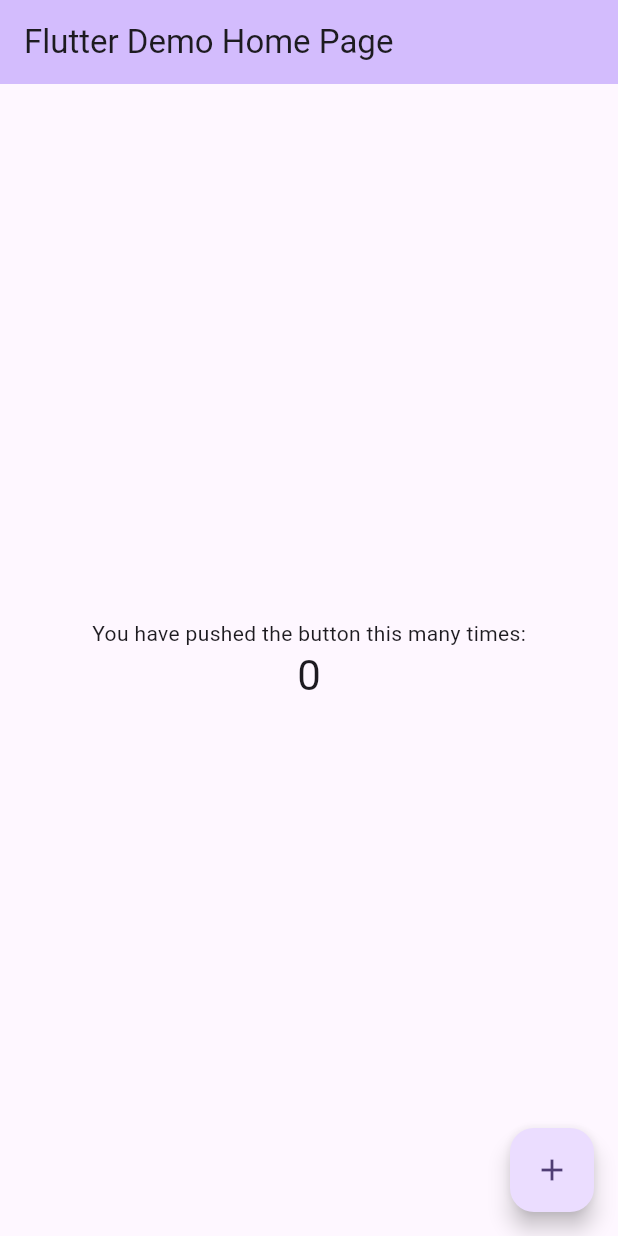
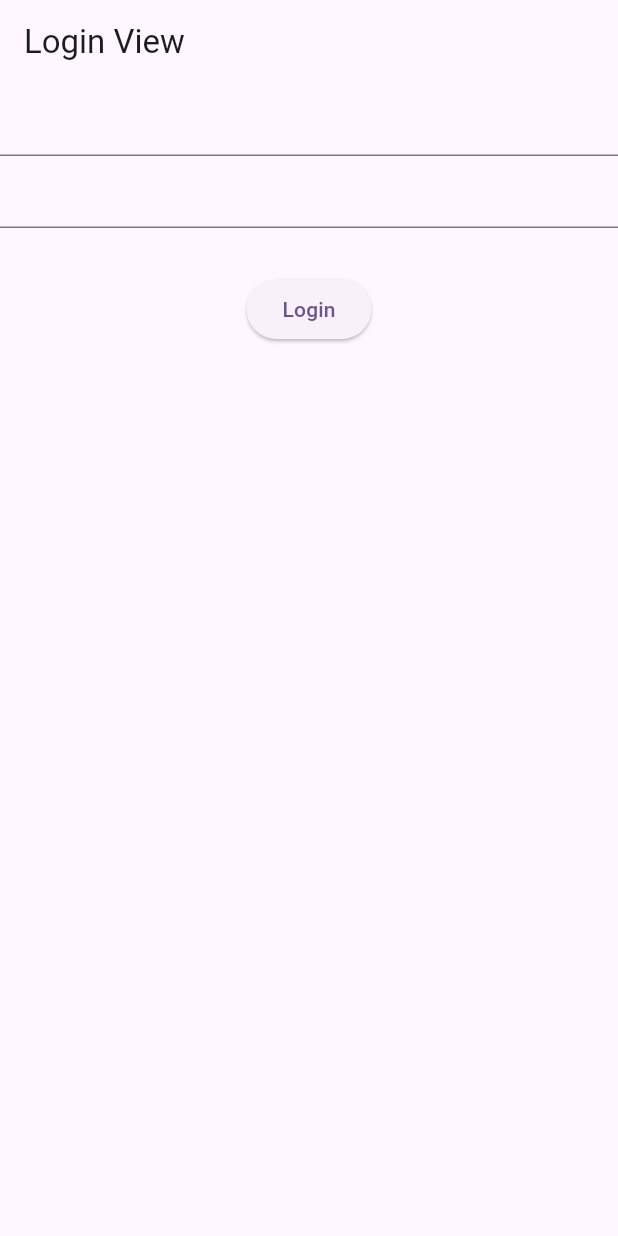
Before and after one commit to MuhammadAliKust/Flutter-B4-V2-API, a Flutter app: the screen it shows after launch, on a phone screen of 412 x 824 dp. Run offline on Flutter 3.47's test engine with Material 3 defaults, Android fonts, the phone set to English and light mode, and no system bars; accounts and stored records are empty.

Commit message:
Login, SignUp, Profile Done

```diff
--- a/lib/main.dart
+++ b/lib/main.dart
@@ -1,7 +1,13 @@
 import 'package:flutter/material.dart';
+import 'package:flutter_b4_v2/providers/user.dart';
+import 'package:flutter_b4_v2/views/login.dart';
+import 'package:flutter_b4_v2/views/register.dart';
+import 'package:provider/provider.dart';
 
 void main() {
-  runApp(const MyApp());
+  runApp(MultiProvider(
+      providers: [ChangeNotifierProvider(create: (context) => UserProvider())],
+      child: const MyApp()));
 }
 
 class MyApp extends StatelessWidget {
@@ -31,7 +37,7 @@ class MyApp extends StatelessWidget {
         colorScheme: ColorScheme.fromSeed(seedColor: Colors.deepPurple),
         useMaterial3: true,
       ),
-      home: const MyHomePage(title: 'Flutter Demo Home Page'),
+      home: LoginView(),
     );
   }
 }
--- /dev/null
+++ b/lib/models/user.dart
@@ -0,0 +1,53 @@
+// To parse this JSON data, do
+//
+//     final userModel = userModelFromJson(jsonString);
+
+import 'dart:convert';
+
+UserModel userModelFromJson(String str) => UserModel.fromJson(json.decode(str));
+
+String userModelToJson(UserModel data) => json.encode(data.toJson());
+
+class UserModel {
+  final User? user;
+  final bool? status;
+
+  UserModel({
+    this.user,
+    this.status,
+  });
+
+  factory UserModel.fromJson(Map<String, dynamic> json) => UserModel(
+    user: json["user"] == null ? null : User.fromJson(json["user"]),
+    status: json["status"],
+  );
+
+  Map<String, dynamic> toJson() => {
+    "user": user?.toJson(),
+    "status": status,
+  };
+}
+
+class User {
+  final String? id;
+  final String? name;
+  final String? email;
+
+  User({
+    this.id,
+    this.name,
+    this.email,
+  });
+
+  factory User.fromJson(Map<String, dynamic> json) => User(
+    id: json["_id"],
+    name: json["name"],
+    email: json["email"],
+  );
+
+  Map<String, dynamic> toJson() => {
+    "_id": id,
+    "name": name,
+    "email": email,
+  };
+}
--- /dev/null
+++ b/lib/providers/user.dart
@@ -0,0 +1,13 @@
+import 'package:flutter/cupertino.dart';
+import 'package:flutter_b4_v2/models/user.dart';
+
+class UserProvider extends ChangeNotifier {
+  UserModel? _userModel;
+
+  void setUser(UserModel val) {
+    _userModel = val;
+    notifyListeners();
+  }
+
+  UserModel? getUser() => _userModel;
+}
--- /dev/null
+++ b/lib/views/login.dart
@@ -0,0 +1,87 @@
+import 'package:flutter/material.dart';
+import 'package:flutter_b4_v2/providers/user.dart';
+import 'package:flutter_b4_v2/services/auth.dart';
+import 'package:flutter_b4_v2/views/profile.dart';
+import 'package:provider/provider.dart';
+
+class LoginView extends StatefulWidget {
+  LoginView({super.key});
+
+  @override
+  State<LoginView> createState() => _LoginViewState();
+}
+
+class _LoginViewState extends State<LoginView> {
+  TextEditingController emailController = TextEditingController();
+
+  TextEditingController pwdController = TextEditingController();
+
+  bool isLoading = false;
+
+  @override
+  Widget build(BuildContext context) {
+    var userProvider = Provider.of<UserProvider>(context);
+    return Scaffold(
+      appBar: AppBar(
+        title: Text("Login View"),
+      ),
+      body: Column(
+        children: [
+          TextField(
+            controller: emailController,
+          ),
+          TextField(
+            controller: pwdController,
+          ),
+          SizedBox(
+            height: 30,
+          ),
+          isLoading
+              ? Center(
+                  child: CircularProgressIndicator(),
+                )
+              : ElevatedButton(
+                  onPressed: () {
+                    if (emailController.text.isEmpty) {
+                      ScaffoldMessenger.of(context).showSnackBar(
+                          SnackBar(content: Text("Email cannot be empty.")));
+                      return;
+                    }
+                    if (pwdController.text.isEmpty) {
+                      ScaffoldMessenger.of(context).showSnackBar(
+                          SnackBar(content: Text("Password cannot be empty.")));
+                      return;
+                    }
+                    try {
+                      isLoading = true;
+                      setState(() {});
+                      AuthServices()
+                          .loginUser(
+                              email: emailController.text,
+                              password: pwdController.text)
+                          .then((loginResponse) {
+                        AuthServices()
+                            .getUserProfile(loginResponse.token.toString())
+                            .then((userResponse) {
+                          userProvider.setUser(userResponse);
+                          isLoading = false;
+                          setState(() {});
+                          Navigator.push(
+                              context,
+                              MaterialPageRoute(
+                                  builder: (context) => ProfileView()));
+                        });
+                      });
+                    } catch (e) {
+                      isLoading = false;
+                      setState(() {});
+                      ScaffoldMessenger.of(context)
+                          .showSnackBar(SnackBar(content: Text(e.toString())));
+                    }
+                  },
+                  child: Text("Login"))
+        ],
+      ),
+    );
+  }
+}
--- a/pubspec.yaml
+++ b/pubspec.yaml
@@ -36,6 +36,7 @@ dependencies:
   # Use with the CupertinoIcons class for iOS style icons.
   cupertino_icons: ^1.0.8
   http: ^1.2.2
+  provider: ^6.1.2
 
 dev_dependencies:
   flutter_test:
```
Also changed, not shown: lib/services/auth.dart (+16 -2 lines), lib/views/profile.dart (added, +29 -0 lines), lib/views/register.dart (added, +89 -0 lines), pubspec.lock.
